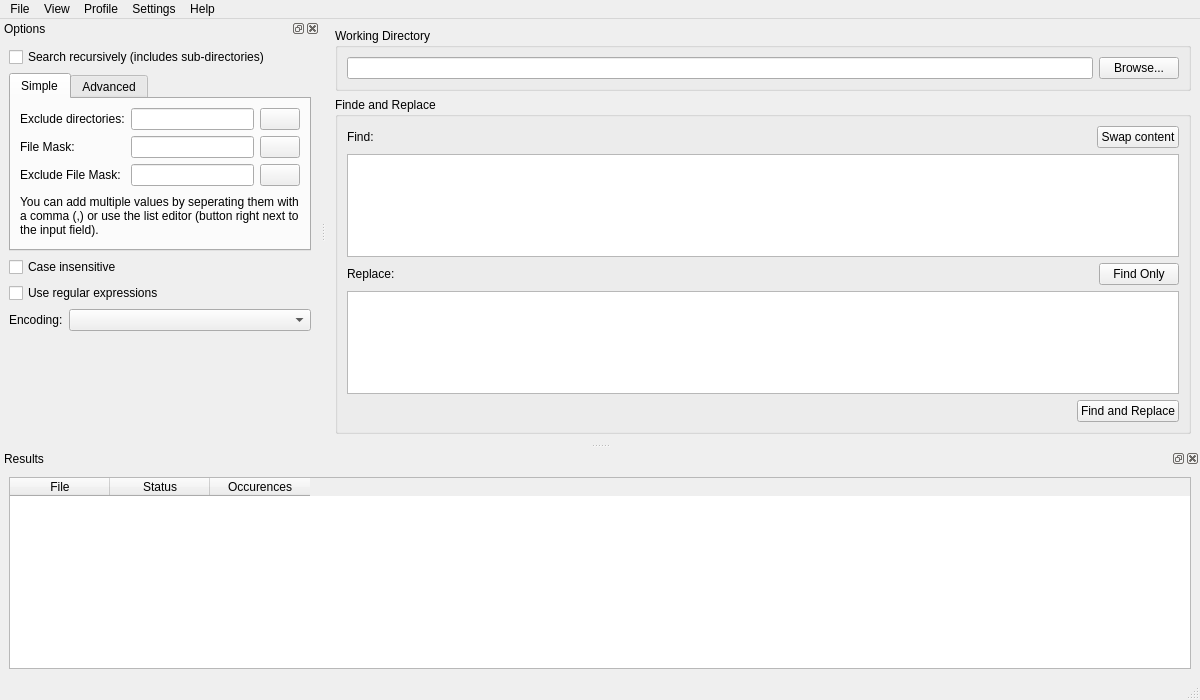
Old version of the form MainWindow.ui in the repository ma7t3/SimpleReplace.
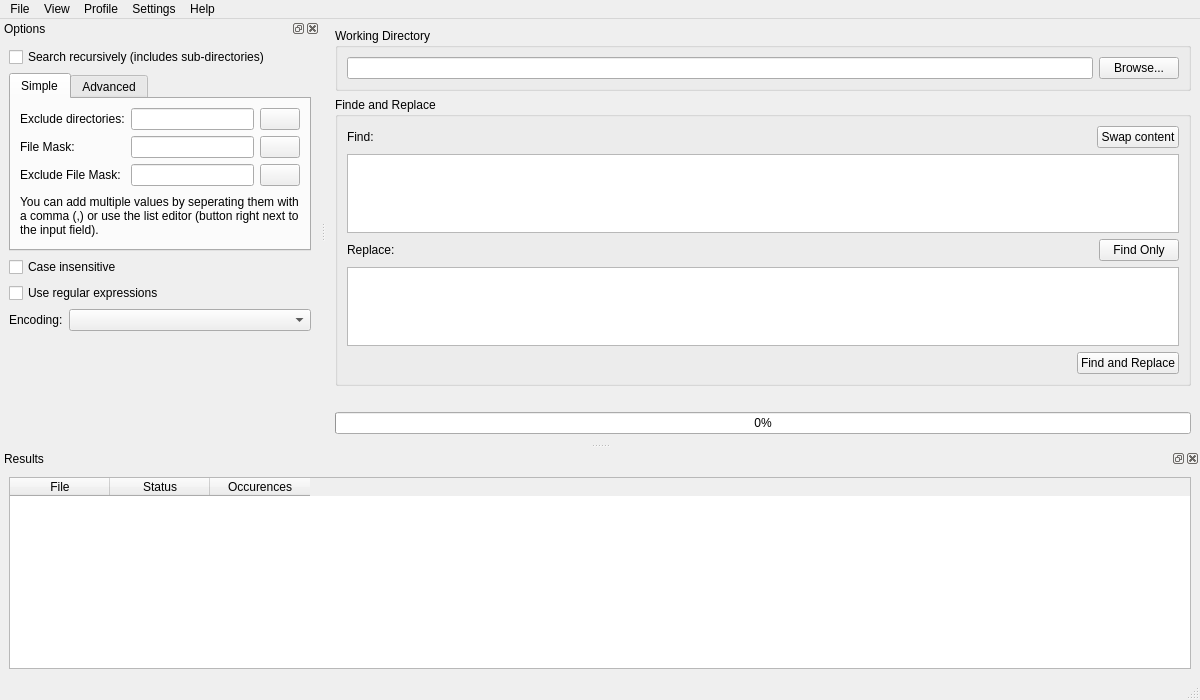
New version of the form. Icons and pictures are not drawn.

Patch:
```diff
--- a/MainWindow.ui
+++ b/MainWindow.ui
@@ -177,6 +177,23 @@
       </layout>
      </widget>
     </item>
+    <item>
+     <widget class="QLabel" name="lProgressText">
+      <property name="text">
+       <string/>
+      </property>
+     </widget>
+    </item>
+    <item>
+     <widget class="QProgressBar" name="progressBar">
+      <property name="maximum">
+       <number>1</number>
+      </property>
+      <property name="value">
+       <number>0</number>
+      </property>
+     </widget>
+    </item>
    </layout>
   </widget>
   <widget class="QMenuBar" name="menubar">
```
Left out of the diff: 2 changed lines with no effect on the pictures.
